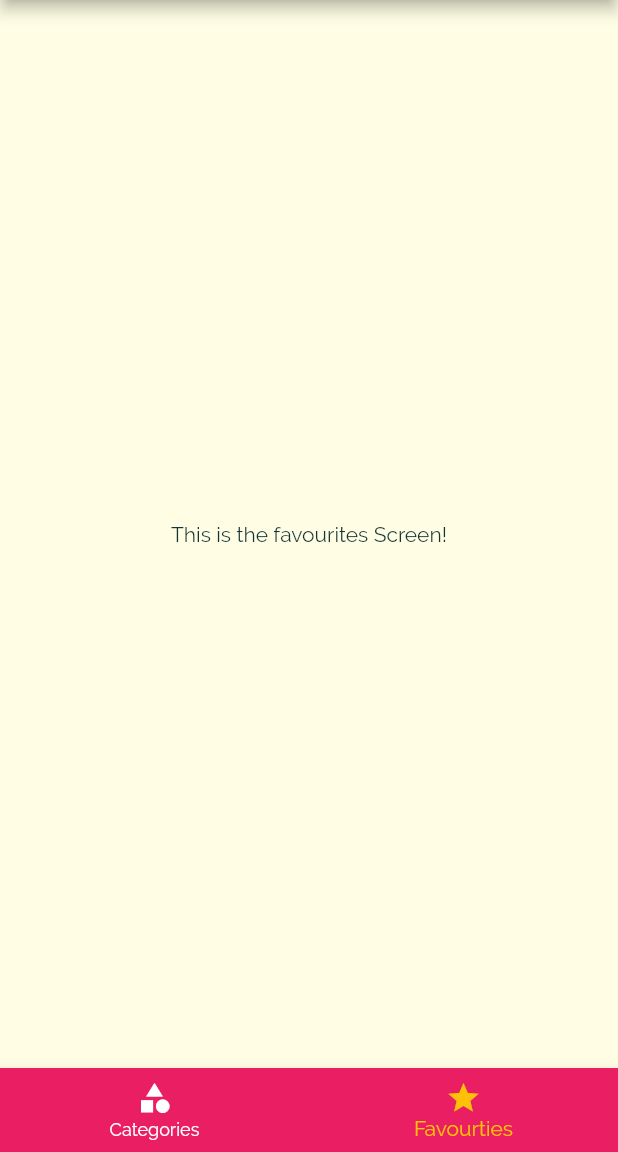
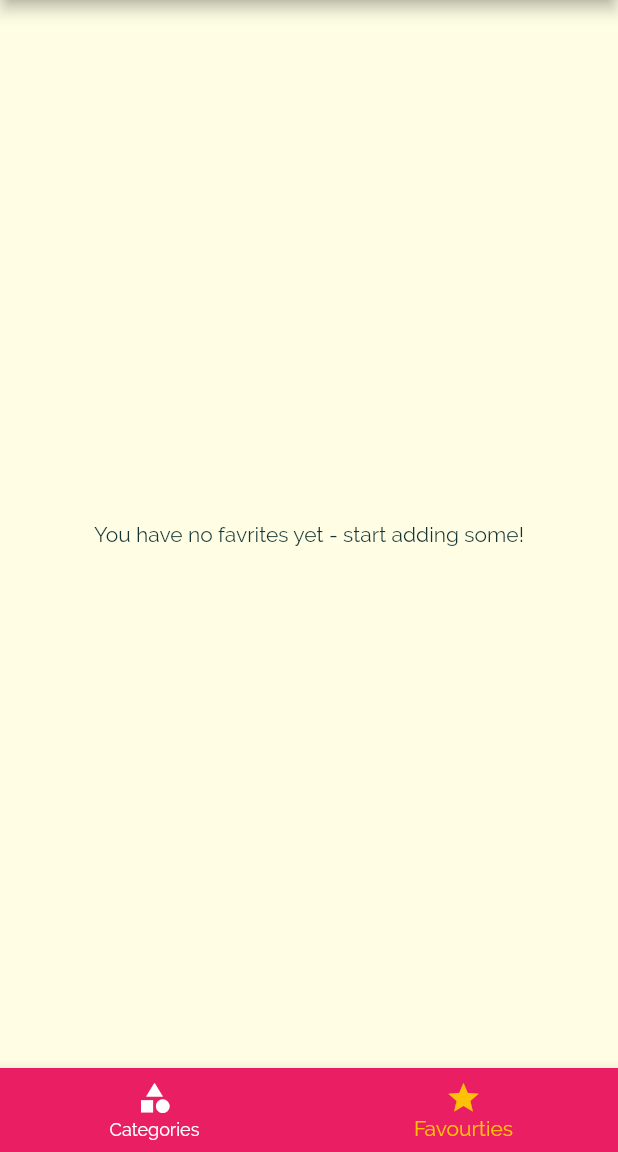
Before and after one commit to nonsocchi/Meals_app, a Flutter app: the screen it shows after launch, item 2 of the bottom bar chosen, on a phone screen of 412 x 824 dp, the part 84-1236 px from its top. Run offline on Flutter 3.47's test engine with Material 2 defaults, Android fonts, the phone set to English and light mode, and no system bars.

Commit message:
added favourite screen logic

```diff
--- a/lib/main.dart
+++ b/lib/main.dart
@@ -25,6 +25,7 @@ class _MyAppState extends State<MyApp> {
   };
 
   List<Meal> _availableMeals = dummyMeals;
+  final List<Meal> _favouriteMeals = [];
 
   void _setFilters(Map<String, bool> filterData) {
     setState(() {
@@ -48,6 +49,24 @@ class _MyAppState extends State<MyApp> {
     });
   }
 
+  void _toggleFavourite(String mealId) {
+    final existingIndex =
+        _favouriteMeals.indexWhere((meal) => mealId == meal.id);
+    if (existingIndex >= 0) {
+      setState(() {
+        _favouriteMeals.removeAt(existingIndex);
+      });
+    } else {
+      setState(() {
+        _favouriteMeals.add(dummyMeals.firstWhere((meal) => meal.id == mealId));
+      });
+    }
+  }
+
+  bool _isMealFavourite(String id) {
+    return _favouriteMeals.any((meal) => meal.id == id);
+  }
+
   @override
   Widget build(BuildContext context) {
     return MaterialApp(
@@ -69,10 +88,11 @@ class _MyAppState extends State<MyApp> {
               )),
       initialRoute: '/',
       routes: {
-        '/': (ctx) => const TabsScreen(),
+        '/': (ctx) => TabsScreen(_favouriteMeals),
         CategoryMealsScreen.routeName: (ctx) =>
             CategoryMealsScreen(_availableMeals),
-        MealDetailScreen.routeName: (ctx) => const MealDetailScreen(),
+        MealDetailScreen.routeName: (ctx) =>
+            MealDetailScreen(_toggleFavourite, _isMealFavourite),
         FiltersScreen.routeName: (ctx) => FiltersScreen(_setFilters, _filters),
       },
     );
--- /dev/null
+++ b/lib/routes/favourites_screen.dart
@@ -0,0 +1,33 @@
+import 'package:flutter/material.dart';
+
+import '../models/meal.dart';
+import '../widgets/meal_item.dart';
+
+class FavouritesScreen extends StatelessWidget {
+  final List<Meal> favouriteMeals;
+
+  const FavouritesScreen(this.favouriteMeals, {Key? key}) : super(key: key);
+
+  @override
+  Widget build(BuildContext context) {
+    if (favouriteMeals.isEmpty) {
+      return const Center(
+        child: Text('You have no favrites yet - start adding some!'),
+      );
+    } else {
+      return ListView.builder(
+        itemBuilder: (ctx, index) {
+          return MealItem(
+            id: favouriteMeals[index].id,
+            title: favouriteMeals[index].title,
+            imageUrl: favouriteMeals[index].imageUrl,
+            duration: favouriteMeals[index].duration,
+            complexity: favouriteMeals[index].complexity,
+            affordability: favouriteMeals[index].affordability,
+          );
+        },
+        itemCount: favouriteMeals.length,
+      );
+    }
+  }
+}
--- a/lib/routes/favourties_screen.dart
+++ /dev/null
@@ -1,10 +0,0 @@
-import 'package:flutter/material.dart';
-
-class FavouritesScreen extends StatelessWidget {
-  const FavouritesScreen({Key? key}) : super(key: key);
-
-  @override
-  Widget build(BuildContext context) {
-    return const Center(child: Text('This is the favourites Screen!'));
-  }
-}
--- a/lib/routes/filters_screen.dart
+++ b/lib/routes/filters_screen.dart
@@ -7,6 +7,7 @@ class FiltersScreen extends StatefulWidget {
 
   final Function saveFilters;
   final Map<String, bool> currentFilters;
+  // ignore: use_key_in_widget_constructors
   const FiltersScreen(this.saveFilters, this.currentFilters);
 
   @override
--- a/lib/routes/tabs_screen.dart
+++ b/lib/routes/tabs_screen.dart
@@ -1,23 +1,33 @@
 import 'package:flutter/material.dart';
 
 import '../routes/categories_screen.dart';
-import '../routes/favourties_screen.dart';
+import '../routes/favourites_screen.dart';
 import '../widgets/main_drawer.dart';
+import '../models/meal.dart';
 
 class TabsScreen extends StatefulWidget {
-  const TabsScreen({Key? key}) : super(key: key);
+  final List<Meal> favouriteMeals;
+
+  const TabsScreen(this.favouriteMeals, {Key? key}) : super(key: key);
 
   @override
   _TabsScreenState createState() => _TabsScreenState();
 }
 
 class _TabsScreenState extends State<TabsScreen> {
-  final List<Map<String, dynamic>> _pages = [
-    {'page': const CategoriesScreen(), 'title': 'Categories'},
-    {'page': const FavouritesScreen(), 'title': 'Favourites'}
-  ];
+  late List<Map<String, dynamic>> _pages;
 
   int _selectedPageIndex = 0;
+
+  @override
+  void initState() {
+    _pages = [
+      {'page': const CategoriesScreen(), 'title': 'Categories'},
+      {'page': FavouritesScreen(widget.favouriteMeals), 'title': 'Favourites'}
+    ];
+    super.initState();
+  }
+
   void _selectPage(int index) {
     setState(() {
       _selectedPageIndex = index;
```
Also changed, not shown: lib/routes/category_meals_screen.dart (+1 -8 lines), lib/routes/meal_detail_screen.dart (+7 -3 lines), lib/widgets/meal_item.dart (+4 -6 lines).
